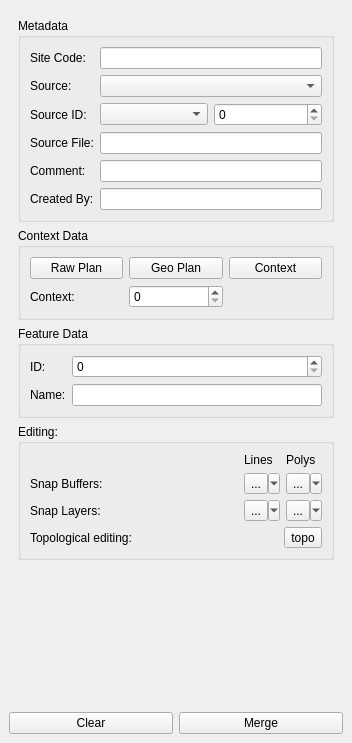
This is plan/plan_dock_base.ui in lparchaeology/ArkPlan as Qt 5 draws it before an edit. The edited form follows.
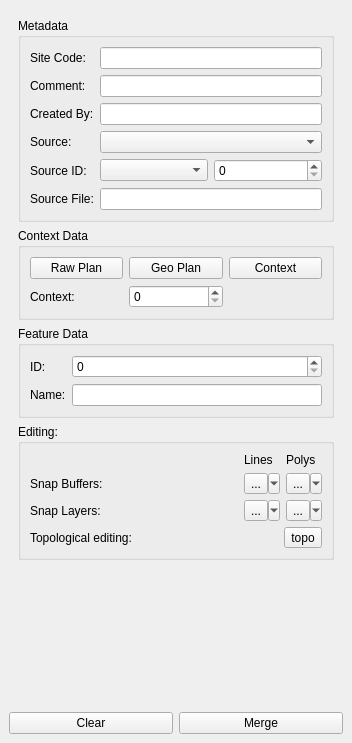
This is the edited form. Custom widgets are drawn as their Qt base class.

Commit message: Add validation of attributes when drawing tools activated

Diff of the .ui file:
```diff
--- a/plan/plan_dock_base.ui
+++ b/plan/plan_dock_base.ui
@@ -54,10 +54,10 @@
            <string>Metadata</string>
           </property>
           <layout class="QGridLayout" name="gridLayout">
-           <item row="1" column="1">
+           <item row="3" column="1">
             <widget class="QComboBox" name="m_sourceCodeCombo"/>
            </item>
-           <item row="2" column="0">
+           <item row="4" column="0">
             <widget class="QLabel" name="m_sourceIdLabel">
              <property name="text">
               <string>Source ID:</string>
@@ -84,7 +84,7 @@
              </property>
             </widget>
            </item>
-           <item row="1" column="0">
+           <item row="3" column="0">
             <widget class="QLabel" name="m_sourceCodeLabel">
              <property name="text">
               <string>Source:</string>
@@ -94,7 +94,7 @@
              </property>
             </widget>
            </item>
-           <item row="3" column="0">
+           <item row="5" column="0">
             <widget class="QLabel" name="m_sourceFileLabel">
              <property name="text">
               <string>Source File:</string>
@@ -104,10 +104,27 @@
              </property>
             </widget>
            </item>
-           <item row="3" column="1">
+           <item row="5" column="1">
             <widget class="QLineEdit" name="m_sourceFileEdit"/>
            </item>
-           <item row="4" column="0">
+           <item row="4" column="1">
+            <layout class="QHBoxLayout" name="horizontalLayout_2">
+             <item>
+              <widget class="QComboBox" name="m_sourceClassCombo"/>
+             </item>
+             <item>
+              <widget class="QSpinBox" name="m_sourceIdSpin">
+               <property name="toolTip">
+                <string>Source ID</string>
+               </property>
+               <property name="maximum">
+                <number>99999</number>
+               </property>
+              </widget>
+             </item>
+            </layout>
+           </item>
+           <item row="1" column="0">
             <widget class="QLabel" name="m_commentLabel">
              <property name="text">
               <string>Comment:</string>
@@ -117,14 +134,14 @@
              </property>
             </widget>
            </item>
-           <item row="4" column="1">
+           <item row="1" column="1">
             <widget class="QLineEdit" name="m_commentEdit">
              <property name="readOnly">
               <bool>false</bool>
              </property>
             </widget>
            </item>
-           <item row="5" column="0">
+           <item row="2" column="0">
             <widget class="QLabel" name="m_createdByLabel">
              <property name="text">
               <string>Created By:</string>
@@ -134,26 +151,9 @@
              </property>
             </widget>
            </item>
-           <item row="5" column="1">
+           <item row="2" column="1">
             <widget class="QLineEdit" name="m_createdByEdit"/>
            </item>
-           <item row="2" column="1">
-            <layout class="QHBoxLayout" name="horizontalLayout_2">
-             <item>
-              <widget class="QComboBox" name="m_sourceClassCombo"/>
-             </item>
-             <item>
-              <widget class="QSpinBox" name="m_sourceIdSpin">
-               <property name="toolTip">
-                <string>Source ID</string>
-               </property>
-               <property name="maximum">
-                <number>99999</number>
-               </property>
-              </widget>
-             </item>
-            </layout>
-           </item>
           </layout>
          </widget>
         </item>
```
Left out of the diff: 12 changed lines with no effect on the pictures. The commit also changes 2 other files.
